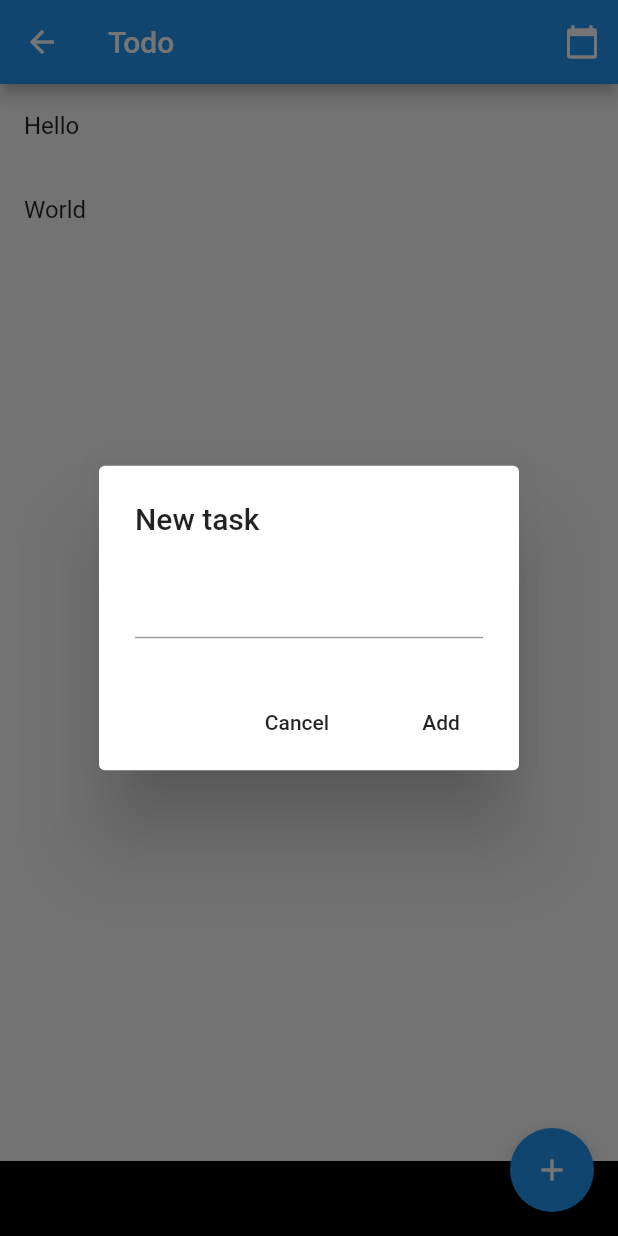
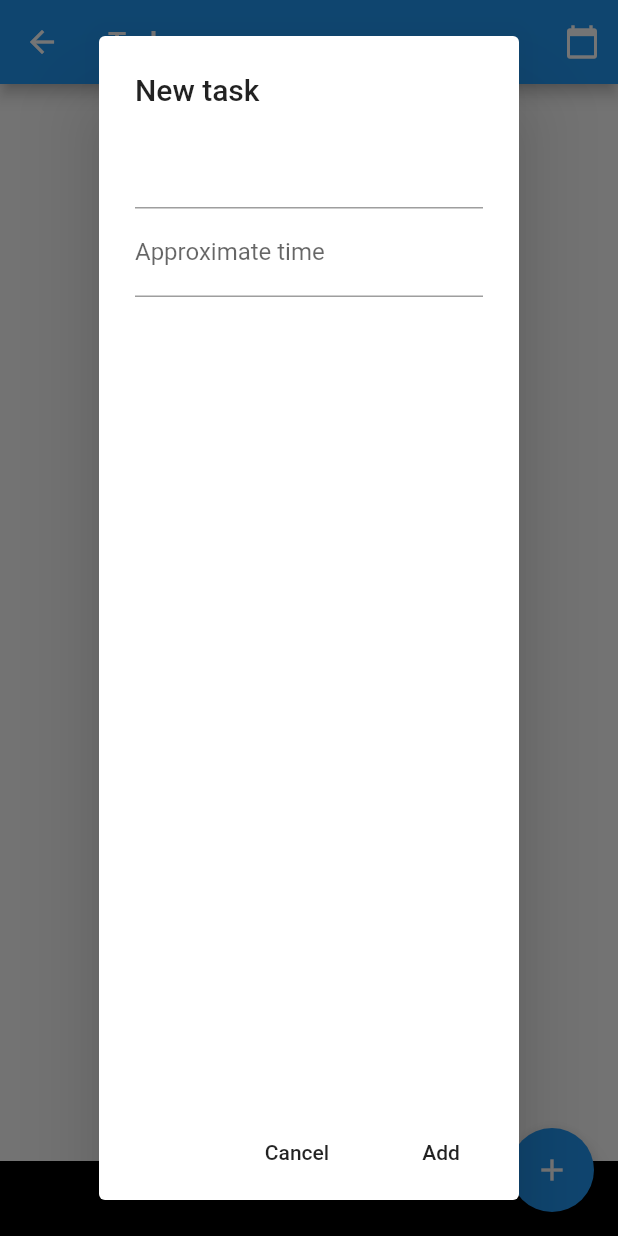
Before and after one commit to katisari/scheduler, a Flutter app: the TodoScreen screen opened by its route, after a tap on the "add" icon, on a phone screen of 412 x 824 dp. Run offline on Flutter 3.47's test engine with Material 2 defaults, Android fonts, the light colour scheme and no system bars.

Commit message:
restructure list

```diff
--- a/lib/screens/survey_screen.dart
+++ b/lib/screens/survey_screen.dart
@@ -1,5 +1,6 @@
 import 'package:flutter/material.dart';
 import 'package:scheduler/screens/todo_screen.dart';
+import 'package:scheduler/screens/dashboard_screen.dart';
 // import 'package:flutter_datetime_picker/flutter_datetime_picker.dart';
 
 class SurveyScreen extends StatelessWidget {
@@ -110,7 +111,7 @@ class _InitialForm extends State<InitialForm> {
               }));
               // Navigator.of(context).pushNamed(TodoScreen.routeName);
             },
-            child: Text('Submit'),
+            child: Text('Next'),
           ),
         ],
       ),
--- a/lib/screens/todo_screen.dart
+++ b/lib/screens/todo_screen.dart
@@ -6,9 +6,28 @@ class TodoScreen extends StatefulWidget {
   _TodoScreenState createState() => _TodoScreenState();
 }
 
+class TaskTile extends StatefulWidget {
+  @override
+  _TaskTileState createState() => _TaskTileState();
+}
+
+class _TaskTileState extends State<TaskTile> {
+  @override
+  Widget build(BuildContext context) {
+    return Container();
+  }
+}
+
+class TaskData {
+  String taskName;
+  int hours;
+  TaskData(this.taskName, this.hours);
+}
+
 class _TodoScreenState extends State<TodoScreen> {
-  List<String> myItems = ["Hello", "World"];
-  TextEditingController dialogTextController = TextEditingController();
+  List<TaskData> myItems = [];
+  TextEditingController taskTextController = TextEditingController();
+  TextEditingController timeTextController = TextEditingController();
   @override
   Widget build(BuildContext context) {
     return Scaffold(
@@ -24,7 +43,7 @@ class _TodoScreenState extends State<TodoScreen> {
             child: ListView.builder(
               itemCount: myItems.length,
               itemBuilder: (context, index) {
-                final item = myItems[index];
+                final item = myItems[index].taskName;
                 return Dismissible(
                   key: Key(item),
                   background: Container(color: Colors.red),
@@ -50,14 +69,24 @@ class _TodoScreenState extends State<TodoScreen> {
       ),
       floatingActionButton: FloatingActionButton(
         onPressed: () async {
-          dialogTextController.clear();
+          taskTextController.clear();
+          timeTextController.clear();
           bool shouldUpdate = await showDialog(
             barrierDismissible: false,
             context: this.context,
             builder: (BuildContext context) => AlertDialog(
               title: Text('New task'),
-              content: TextFormField(
-                controller: dialogTextController,
+              content: Column(
+                children: [
+                  TextFormField(
+                    controller: taskTextController,
+                  ),
+                  TextFormField(
+                    decoration: InputDecoration(labelText: 'Approximate time'),
+                    controller: timeTextController,
+                    keyboardType: TextInputType.number,
+                  ),
+                ],
               ),
               actions: [
                 FlatButton(
@@ -70,7 +99,7 @@ class _TodoScreenState extends State<TodoScreen> {
                   onPressed: () {
                     Navigator.of(context).pop();
                     setState(() {
-                      myItems.add(dialogTextController.text);
+                      myItems.add(TaskData(taskTextController.text, 3));
                     });
                   },
                   child: Text('Add'),
```
Also changed, not shown: lib/screens/dashboard_screen.dart (added, +116 -0 lines).
